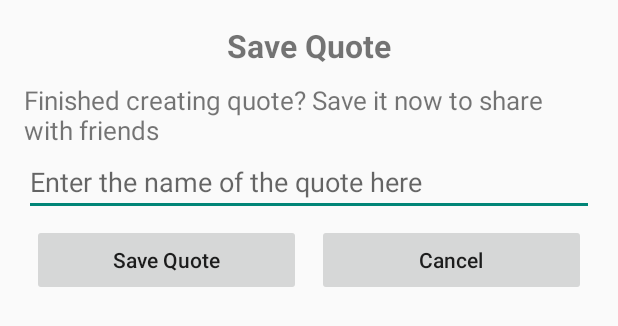
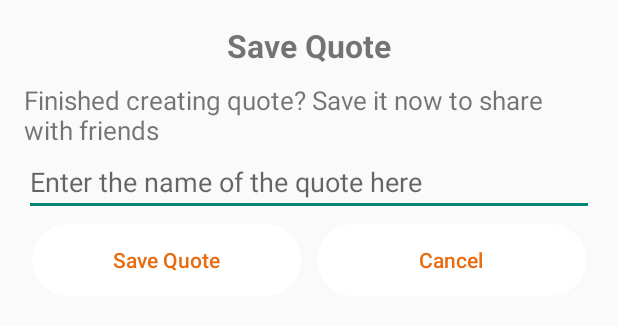
Before and after one commit to georgeben/Quote-Me, an Android app: the layout save_dialog_layout.xml on its own in the app's theme, with its tools: preview values and no code run, on a phone screen of 412 x 824 dp. Shown: the top 326 px of the screen. Run offline under Robolectric (Android 15) with nearby library versions, the phone set to English and light mode, and no system bars.

Commit message:
Redesigned save quote dialog

```diff
--- a/app/src/main/res/layout/save_dialog_layout.xml
+++ b/app/src/main/res/layout/save_dialog_layout.xml
@@ -38,8 +38,10 @@
             android:layout_width="0dp"
             android:layout_height="wrap_content"
             android:layout_weight="1"
+            android:background="@drawable/rounded_button"
             android:id="@+id/save_quote_button"
             android:text="Save Quote"
+            android:textColor="@color/colorPrimary"
             android:textAllCaps="false"
             android:layout_margin="5dp"/>
 
@@ -49,6 +51,8 @@
             android:layout_weight="1"
             android:id="@+id/cancel_dialog_button"
             android:text="Cancel"
+            android:textColor="@color/colorPrimary"
+            android:background="@drawable/rounded_button"
             android:textAllCaps="false"
             android:layout_margin="5dp"/>
 
```
